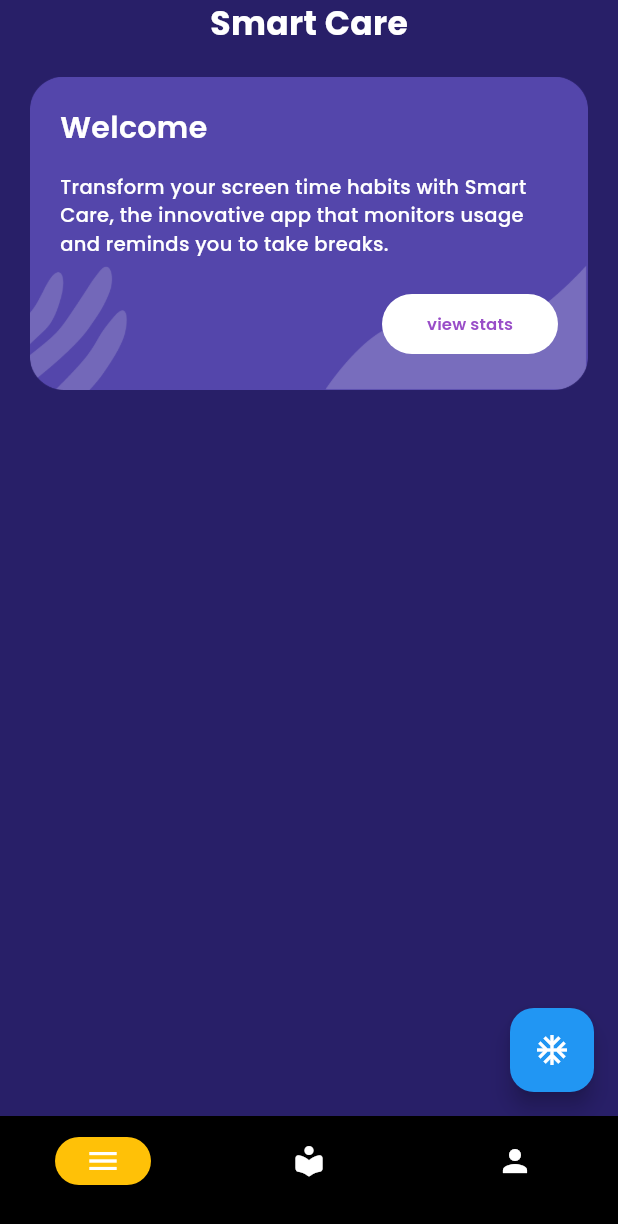
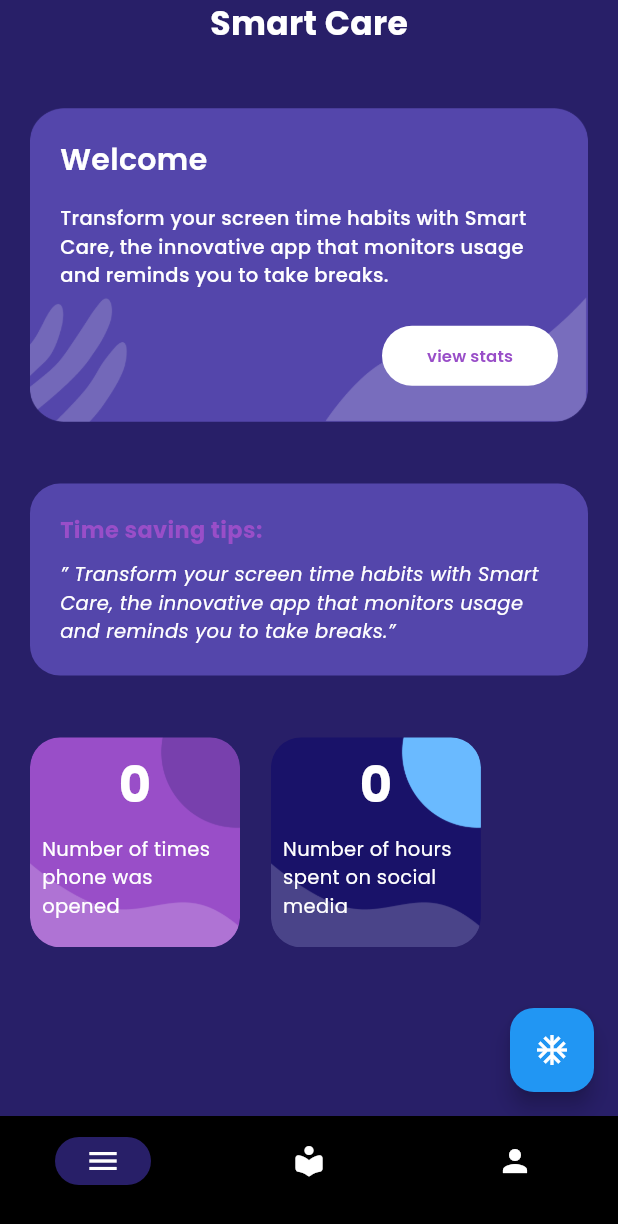
Before and after one commit to kevinhectorngetich/smartcare, a Flutter app: the screen it shows after launch, on a phone screen of 412 x 824 dp. Shown: the top 1224 px of the screen. Run offline on Flutter 3.47's test engine with Material 2 defaults, Android fonts, the light colour scheme and no system bars.

Commit message:
feat: finished homescreen

```diff
--- a/lib/constants/constants.dart
+++ b/lib/constants/constants.dart
@@ -2,3 +2,4 @@ import 'package:flutter/material.dart';
 
 const Color mybackgroundPurple = Color(0xFF281F68);
 const Color myprimaryColorLightpurple = Color(0xFF994EC8);
+const Color myContainerLightpurple = Color(0xFF5446AB);
--- a/lib/constants/text_style.dart
+++ b/lib/constants/text_style.dart
@@ -28,18 +28,25 @@ const kbuttonTextStyle = TextStyle(
 );
 const kTimeSavingTipsTextStyle = TextStyle(
   fontFamily: 'Poppins',
-  fontSize: 13.0,
+  fontSize: 15.0,
   fontWeight: FontWeight.bold,
   color: myprimaryColorLightpurple,
 );
 const ktimeSavingTipsBody = TextStyle(
   fontFamily: 'Poppins',
-  fontSize: 11.0,
+  fontSize: 13.0,
   fontStyle: FontStyle.italic,
   color: Colors.white,
 );
 const kcardTextStyle = TextStyle(
   fontFamily: 'Poppins',
-  fontSize: 11.0,
+  fontSize: 13.0,
   color: Colors.white,
+  fontWeight: FontWeight.w400,
 );
+const khomeCardDigit = TextStyle(
+  fontFamily: 'Poppins',
+  fontSize: 33.0,
+  color: Colors.white,
+  fontWeight: FontWeight.bold,
+);
--- a/lib/screens/home_screen.dart
+++ b/lib/screens/home_screen.dart
@@ -1,4 +1,5 @@
 import 'package:flutter/material.dart';
+import 'package:smartcare/constants/constants.dart';
 import 'package:smartcare/screens/charts.dart';
 import 'package:smartcare/screens/pomodoro.dart';
 import 'package:smartcare/screens/smartcare.dart';
@@ -25,7 +26,7 @@ class _HomeScreenState extends State<HomeScreen> {
       body: screens[currentIndex],
       bottomNavigationBar: NavigationBarTheme(
         data: const NavigationBarThemeData(
-          indicatorColor: Colors.amber,
+          indicatorColor: mybackgroundPurple,
           // indicatorColor: ,
         ),
         child: NavigationBar(
@@ -42,15 +43,15 @@ class _HomeScreenState extends State<HomeScreen> {
                 Icons.menu,
                 color: Colors.white,
               ),
-              label: 'Dashboard',
+              label: 'Home',
             ),
             NavigationDestination(
               icon: Icon(Icons.local_library_rounded, color: Colors.white),
-              label: 'Library',
+              label: 'Chart',
             ),
             NavigationDestination(
               icon: Icon(Icons.person, color: Colors.white),
-              label: 'Profile',
+              label: 'Pomodoro',
             ),
           ],
         ),
--- a/lib/screens/smartcare.dart
+++ b/lib/screens/smartcare.dart
@@ -29,8 +29,8 @@ class _SmartCareScreenState extends State<SmartCareScreen> {
                   ),
                 ],
               ),
-              const SizedBox(
-                height: 20.0,
+              SizedBox(
+                height: MediaQuery.of(context).size.height * 0.05,
               ),
               Container(
                 decoration: const BoxDecoration(
@@ -79,6 +79,103 @@ class _SmartCareScreenState extends State<SmartCareScreen> {
                   ),
                 ),
               ),
+              SizedBox(
+                height: MediaQuery.of(context).size.height * 0.05,
+              ),
+              Container(
+                decoration: const BoxDecoration(
+                  borderRadius: BorderRadius.all(Radius.circular(20.0)),
+                  color: myContainerLightpurple,
+                ),
+                child: Padding(
+                  padding: const EdgeInsets.all(20.0),
+                  child: Column(
+                    crossAxisAlignment: CrossAxisAlignment.start,
+                    children: const [
+                      Text(
+                        'Time saving tips:',
+                        style: kTimeSavingTipsTextStyle,
+                      ),
+                      SizedBox(
+                        height: 10.0,
+                      ),
+                      Text(
+                        '” Transform your screen time habits with Smart Care, the innovative app that monitors usage and reminds you to take breaks.”',
+                        style: ktimeSavingTipsBody,
+                      ),
+                    ],
+                  ),
+                ),
+              ),
+              SizedBox(
+                height: MediaQuery.of(context).size.height * 0.05,
+              ),
+              Row(
+                // mainAxisAlignment: MainAxisAlignment.spaceBetween,
+                children: [
+                  Container(
+                    width: 140,
+                    height: 140,
+                    decoration: const BoxDecoration(
+                      borderRadius: BorderRadius.all(Radius.circular(20.0)),
+                      image: DecorationImage(
+                        image: AssetImage('assets/images/home-card.png'),
+                        fit: BoxFit.cover,
+                      ),
+                    ),
+                    child: Padding(
+                      padding: const EdgeInsets.all(8.0),
+                      child: Column(
+                        children: const [
+                          Text(
+                            '0',
+                            style: khomeCardDigit,
+                          ),
+                          SizedBox(
+                            height: 10.0,
+                          ),
+                          Text(
+                            '''Number of times phone was opened''',
+                            style: kcardTextStyle,
+                          ),
+                        ],
+                      ),
+                    ),
+                  ),
+                  SizedBox(
+                    width: MediaQuery.of(context).size.width * 0.05,
+                  ),
+                  Container(
+                    width: 140,
+                    height: 140,
+                    decoration: const BoxDecoration(
+                      borderRadius: BorderRadius.all(Radius.circular(20.0)),
+                      image: DecorationImage(
+                        image: AssetImage('assets/images/home-card2.png'),
+                        fit: BoxFit.cover,
+                      ),
+                    ),
+                    child: Padding(
+                      padding: const EdgeInsets.all(8.0),
+                      child: Column(
+                        children: const [
+                          Text(
+                            '0',
+                            style: khomeCardDigit,
+                          ),
+                          SizedBox(
+                            height: 10.0,
+                          ),
+                          Text(
+                            'Number of hours spent on social media',
+                            style: kcardTextStyle,
+                          ),
+                        ],
+                      ),
+                    ),
+                  ),
+                ],
+              ),
             ],
           ),
         ),
```
Also changed, not shown: assets/images/home-card.png (added), assets/images/home-card2.png (added).
